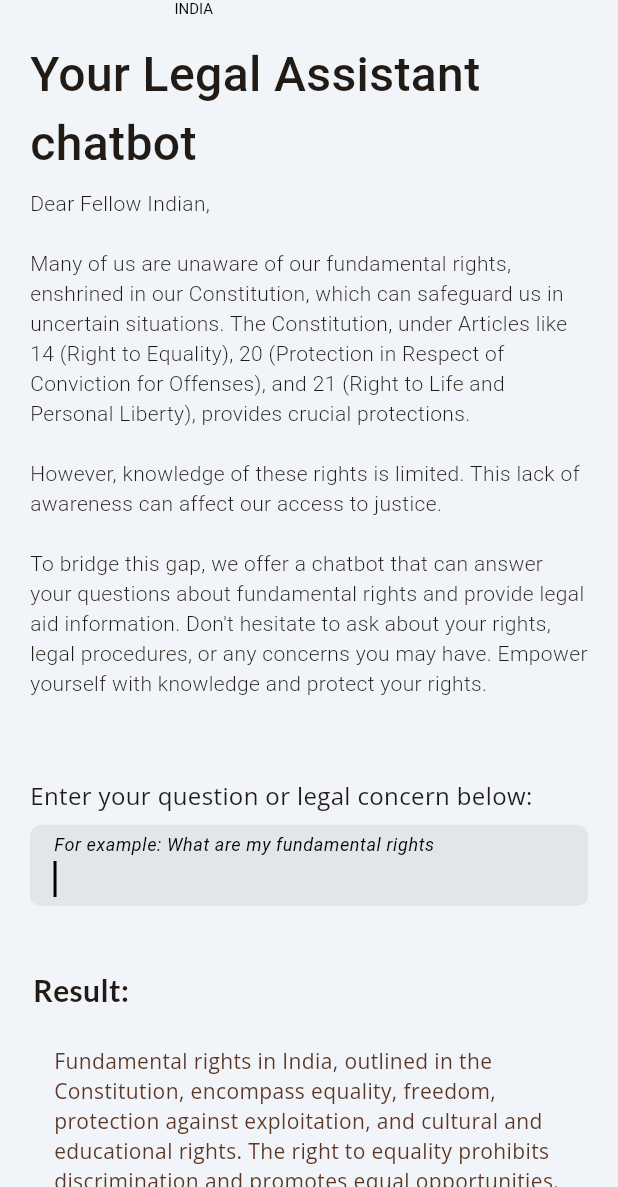
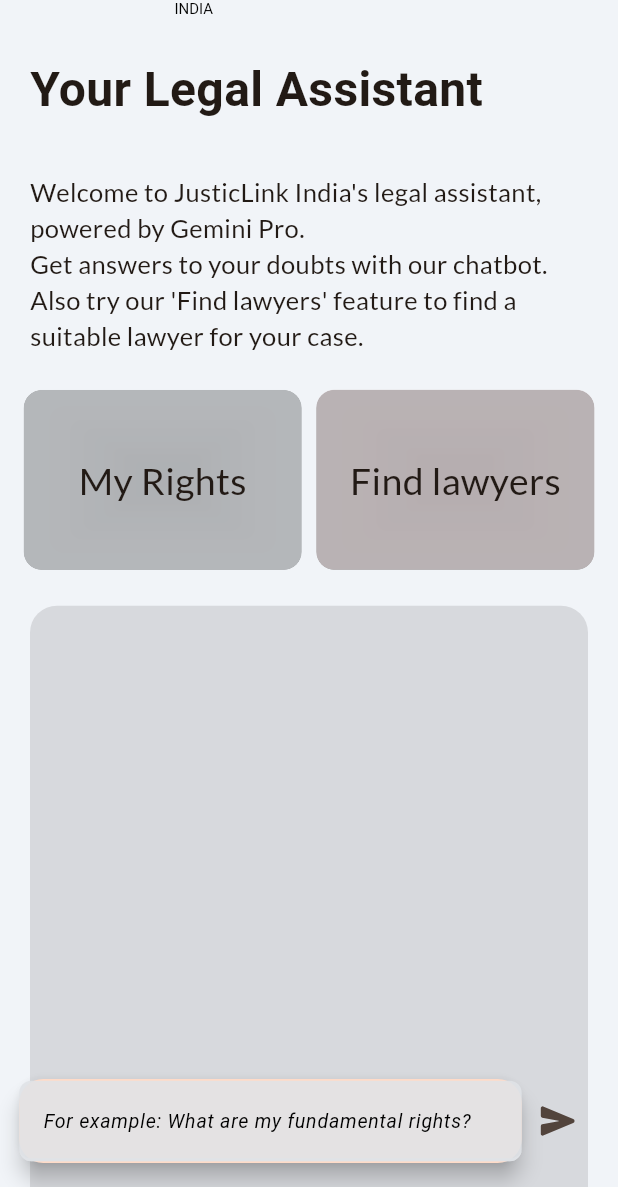
Before and after one commit to iammannat03/justicelink-india, a Flutter app: the LegalChatBotScreen screen opened directly, on a phone screen of 412 x 824 dp, the part 49-1236 px from its top. Run offline on Flutter 3.47's test engine with Material 3 defaults, Android fonts, the light colour scheme and no system bars; our stand-ins replace file_picker, google_fonts, ionicons; Roboto replaces fonts that are missing (Callibri, Italiana, Julius Sans One).

Commit message:
finalized chatbot page and functionality

```diff
--- a/Frontend/jli_frontend/lib/models/chatbot_message.dart
+++ b/Frontend/jli_frontend/lib/models/chatbot_message.dart
@@ -0,0 +1,8 @@
+class ChatBotMessage{
+  const ChatBotMessage({required this.message, required this.user});
+
+  final String message;
+  final String user;
+
+
+}
--- a/Frontend/jli_frontend/lib/ui/screens/home/prisoners/find_lawyers_screen.dart
+++ b/Frontend/jli_frontend/lib/ui/screens/home/prisoners/find_lawyers_screen.dart
@@ -78,7 +78,9 @@
 
   @override
   Widget build(BuildContext context) {
-    return ListView.builder(
+    return Scaffold(
+      backgroundColor: Colors.white,
+      body: ListView.builder(
         itemBuilder: (BuildContext context, int index) {
           return Builder(
             builder: (context) {
@@ -95,6 +97,7 @@
           );
         },
         itemCount: _lawyers.length,
+      ),
     );
   }
 }
--- a/Frontend/jli_frontend/lib/ui/screens/home/prisoners/legal_chat_bot_screen.dart
+++ b/Frontend/jli_frontend/lib/ui/screens/home/prisoners/legal_chat_bot_screen.dart
@@ -1,8 +1,77 @@
+import 'package:flutter/cupertino.dart';
 import 'package:flutter/material.dart';
+import 'package:flutter/widgets.dart';
 import 'package:google_fonts/google_fonts.dart';
+import 'package:ionicons/ionicons.dart';
+import 'package:jli_frontend/api/gemini_api.dart';
+import 'package:jli_frontend/ui/screens/home/prisoners/find_lawyers_screen.dart';
+import 'package:jli_frontend/ui/widgets/chat_bot_message_card.dart';
+import 'dart:async';
+import '../../../../models/chatbot_message.dart';
 
-class LegalChatBotScreen extends StatelessWidget {
+class LegalChatBotScreen extends StatefulWidget {
   const LegalChatBotScreen({Key? key}) : super(key: key);
+
+  @override
+  State<LegalChatBotScreen> createState() => _LegalChatBotScreenState();
+}
+
+class _LegalChatBotScreenState extends State<LegalChatBotScreen> {
+
+  TextEditingController _chatController = TextEditingController();
+
+  List<ChatBotMessage> _chatMessages = [];
+  String result = '';
+
+  void askGemini () async {
+    result = await GeminiApi.getGeminiData(_chatController.text);
+    Timer(const Duration(milliseconds: 1500), () {});
+    setState(() {
+      _chatMessages.add(ChatBotMessage(message: result, user: 'chatbot'));
+    });
+  }
+
+  void sendQuery () {
+    setState(() {
+      _chatMessages.add(ChatBotMessage(message: _chatController.text, user: 'prisoner'));
+    });
+    askGemini();
+    _chatController.clear();
+
+  }
+
+  void findLawyers(){
+    // gemini works here
+    Timer(const Duration(seconds: 0), () {
+      setState(() {
+
+        _chatMessages.add(const ChatBotMessage(message: 'Find me a lawyer', user: 'prisoner'));
+      });
+    });
+
+    Timer(const Duration(seconds: 2), () {
+      setState(() {
+        _chatMessages.add(const ChatBotMessage(message: 'Analyzing profile', user: 'chatbot'));
+      });
+    });
+
+    Timer(const Duration(seconds: 4), () {
+      setState(() {
+        _chatMessages.add(const ChatBotMessage(message: 'Analyzing charge_sheet.pdf', user: 'chatbot'));
+      });
+    });
+
+    Timer(const Duration(seconds: 5), () {
+      setState(() {
+
+        _chatMessages.add(const ChatBotMessage(message: 'Finding suitable lawyers', user: 'chatbot'));
+      });
+    });
+    Timer(const Duration(seconds: 6), () {
+      Navigator.of(context).push(MaterialPageRoute(builder: (_)=>const FindLawyersScreen()));
+    });
+
+  }
 
   @override
   Widget build(BuildContext context) {
@@ -38,80 +107,27 @@
         ),
       ),
       backgroundColor: const Color.fromARGB(255, 241, 244, 248),
-      body: SafeArea(
-        top: true,
-        child: ListView(
-          padding: EdgeInsets.zero,
-          scrollDirection: Axis.vertical,
+      floatingActionButton: Container(
+        width: MediaQuery.sizeOf(context).width*0.93,
+        child: Row(
+
           children: [
-            Container(
-              width: 100,
-              height: 99,
-              decoration: const BoxDecoration(
-                color: Color.fromARGB(255, 241, 244, 248),
-              ),
-              child: const Padding(
-                padding: EdgeInsetsDirectional.fromSTEB(20, 10, 20, 0),
-                child: Text(
-                  'Your Legal Assistant chatbot',
-                  style: TextStyle(
-                    fontFamily: 'Julius Sans One',
-                    fontSize: 32,
-                    fontWeight: FontWeight.w500,
-                  ),
-                ),
-              ),
-            ),
-            Padding(
-              padding: const EdgeInsetsDirectional.fromSTEB(10, 0, 10, 10),
-              child: Container(
-                width: 100,
-                height: 383,
-                decoration: const BoxDecoration(
-                  color: Color.fromARGB(255, 241, 244, 248),
-                ),
-                child: const Padding(
-                  padding: EdgeInsetsDirectional.fromSTEB(10, 10, 10, 10),
-                  child: Text(
-                    'Dear Fellow Indian,\n\nMany of us are unaware of our fundamental rights, enshrined in our Constitution, which can safeguard us in uncertain situations. The Constitution, under Articles like 14 (Right to Equality), 20 (Protection in Respect of Conviction for Offenses), and 21 (Right to Life and Personal Liberty), provides crucial protections.\n\nHowever, knowledge of these rights is limited. This lack of awareness can affect our access to justice. \n\nTo bridge this gap, we offer a chatbot that can answer your questions about fundamental rights and provide legal aid information. Don\'t hesitate to ask about your rights, legal procedures, or any concerns you may have. Empower yourself with knowledge and protect your rights.\n\nExplore the chatbot below for assistance. Your rights matter!\n',
-                    style: TextStyle(
-                      fontFamily: 'Callibri',
-                      fontWeight: FontWeight.w300
-                    )
-                  ),
-                ),
-              ),
-            ),
-            Container(
-              width: 100,
-              height: 41,
-              decoration: const BoxDecoration(
-                color: Color.fromARGB(255, 241, 244, 248),
-              ),
-              child: const Padding(
-                padding: EdgeInsetsDirectional.fromSTEB(20, 10, 20, 0),
-                child: Text(
-                  'Enter your question or legal concern below:',
-                  style: TextStyle(
-                    fontFamily: 'Open Sans',
-                    fontSize: 16,
-                    fontWeight: FontWeight.w400,
-                  ),
-                ),
-              ),
-            ),
-            Padding(
-              padding: const EdgeInsetsDirectional.fromSTEB(20, 0, 20, 30),
+            SizedBox(
+              width: MediaQuery.sizeOf(context).width*0.813,
+              child: FloatingActionButton(onPressed: () {
+
+              },
                 child: TextFormField(
+                  controller: _chatController,
                   cursorColor: Colors.black,
-                autofocus: true,
+                  // autofocus: true,
                   obscureText: false,
                   decoration: InputDecoration(
-                  labelText: 'For example: What are my fundamental rights',
+                    labelText: 'For example: What are my fundamental rights?',
                     labelStyle: const TextStyle(
-                    fontFamily: 'Readex Pro',
+                        fontSize: 13,
                         fontStyle: FontStyle.italic,
-                    color: Colors.black
+                        color: Colors.black,
                     ),
                     hintStyle: const TextStyle(
                       fontFamily: 'Readex Pro',
@@ -154,67 +170,114 @@
                     fontStyle: FontStyle.italic,
                   ),
                 ),
+
+
               ),
+            ),
+            IconButton(onPressed: sendQuery, icon: const Icon(Ionicons.send))
+          ],
+        ),
+      ),
+      body: SafeArea(
+        top: true,
+        child: ListView(
+          padding: EdgeInsets.zero,
+          scrollDirection: Axis.vertical,
+          children: [
             Container(
               width: 100,
-              height: 608,
+              height: 99,
               decoration: const BoxDecoration(
                 color: Color.fromARGB(255, 241, 244, 248),
               ),
-              child: ListView(
-                physics: const NeverScrollableScrollPhysics(),
-                padding: EdgeInsets.zero,
-                scrollDirection: Axis.vertical,
-                children: [
-                  Padding(
-                    padding: const EdgeInsets.all(2.0),
-                    child: Container(
-                      width: MediaQuery.of(context).size.width,
-                      height: 37,
-                      decoration: const BoxDecoration(
-                        color: Color.fromARGB(255, 241, 244, 248),
-                      ),
-                      child: Align(
-                        alignment: const AlignmentDirectional(-1.00, 1.00),
               child: Padding(
-                          padding: const EdgeInsetsDirectional.fromSTEB(20, 0, 0, 0),
+                padding: const EdgeInsetsDirectional.fromSTEB(20, 20, 20, 0),
                 child: Text(
-                            'Result:',
-                            style: GoogleFonts.lato(
-                              fontSize: 20,
+                  'Your Legal Assistant',
+                  style: GoogleFonts.juliusSansOne(
+                    fontSize: 32,
                     fontWeight: FontWeight.bold,
                   ),
                 ),
               ),
             ),
+            Padding(
+              padding: const EdgeInsets.fromLTRB(20, 0, 20, 20),
+              child: Text("Welcome to JusticLink India's legal assistant, powered by Gemini Pro.\nGet answers to your doubts with our chatbot. Also try our 'Find lawyers' feature to find a suitable lawyer for your case.",
+              style: GoogleFonts.lato(fontSize: 17,),),
+            ),
+            Padding(
+              padding: const EdgeInsets.symmetric(horizontal: 10.0),
+              child: Row(
+                mainAxisAlignment: MainAxisAlignment.spaceEvenly,
+                children: [
+                  GestureDetector(
+                    child: Card(
+                      elevation: 0.1,
+                      color: Colors.grey.withAlpha(10),
+                      child: SizedBox(
+                        height: 120,
+                        width: MediaQuery.sizeOf(context).width*0.45,
+                        child: Column(
+                          mainAxisAlignment: MainAxisAlignment.center,
+                          children: [
+                            Text('My Rights',style: GoogleFonts.lato(fontSize: 25))
+                          ],
+                        ),
+                      ),
+                    ),
+                    onTap: (){
+                      _chatController.text = 'What are my basic rights?';
+                      sendQuery();
+
+                    },
+                  ),
+                  GestureDetector(
+                    onTap: (){
+                      print('pressed');
+                      findLawyers();
+                    },
+                    child: Card(
+                      elevation: 0.1,
+                      // color: Color.fromARGB(200, 192, 169, 169),
+                      color: const Color.fromARGB(100, 192, 169, 169),
+                      child: SizedBox(
+                        height: 120,
+                        width: MediaQuery.sizeOf(context).width*0.45,
+                        child: Column(
+                          mainAxisAlignment: MainAxisAlignment.spaceAround,
+                          children: [
+                            Text('Find lawyers',style: GoogleFonts.lato(fontSize: 25),),
+                            // const Icon(Ionicons.arrow_forward)
+                          ],
+                        ),
+                      ),
+                    ),
+                  )
+                ],
               ),
             ),
             Padding(
-                    padding: const EdgeInsets.all(16.0),
+              padding: const EdgeInsets.symmetric(horizontal: 20,vertical: 20),
               child: Container(
-                      width: MediaQuery.of(context).size.width,
-                      height: 292,
-                      decoration: const BoxDecoration(
-                        color: Color.fromARGB(255, 241, 244, 248),
+                decoration: BoxDecoration(
+                  borderRadius: BorderRadius.circular(18),
+                  color: CupertinoColors.systemGrey2.color.withAlpha(100)
                 ),
-                      child: Align(
-                        alignment: const AlignmentDirectional(-1.00, -1.00),
+                height: 500,
+                width: MediaQuery.sizeOf(context).width*0.8,
                 child: Padding(
-                          padding: const EdgeInsetsDirectional.fromSTEB(20, 5, 20, 20),
-                          child: Text(
-                            "Fundamental rights in India, outlined in the Constitution, encompass equality, freedom, protection against exploitation, and cultural and educational rights. The right to equality prohibits discrimination and promotes equal opportunities. Freedom rights include speech, assembly, association, and the practice of any profession. Protections against exploitation involve preventing human trafficking, forced labor, and child labor. Cultural and educational rights safeguard minority interests and grant them the right to establish educational institutions. Constitutional remedies empower citizens to seek judicial intervention for the enforcement of their fundamental rights.",
-                            style: GoogleFonts.openSans(
-                              color: const Color(0xFF5C3625),
-                              fontWeight: FontWeight.w400,
+                  padding: const EdgeInsets.all(8.0),
+                  child: ListView.builder(
+                    itemBuilder: (BuildContext context, int index,) {
+                      return ChatBotMessageCard(message: _chatMessages[index]);
+                    },
+                    itemCount: _chatMessages.length,
                   ),
                 ),
               ),
             ),
-                    ),
-                  ),
-                ],
-              ),
-            ),
+            const SizedBox(height: 30,)
           ],
         ),
       ),
--- a/Frontend/jli_frontend/lib/ui/widgets/chat_bot_message_card.dart
+++ b/Frontend/jli_frontend/lib/ui/widgets/chat_bot_message_card.dart
@@ -0,0 +1,34 @@
+import 'package:flutter/material.dart';
+import 'package:jli_frontend/models/chatbot_message.dart';
+
+class ChatBotMessageCard extends StatelessWidget {
+  const ChatBotMessageCard({Key? key, required this.message}) : super(key: key);
+
+  final ChatBotMessage message;
+
+  @override
+  Widget build(BuildContext context) {
+    return SizedBox(
+      width: MediaQuery.of(context).size.width * 0.9,
+      child: Row(
+        mainAxisAlignment: message.user == 'prisoner' ? MainAxisAlignment.end : MainAxisAlignment.start,
+        children: [
+          Flexible(
+            child: Card(
+              elevation: 0,
+              shape: RoundedRectangleBorder(borderRadius: BorderRadius.circular(9)),
+              color: message.user == 'prisoner' ? Color.fromARGB(100, 192, 169, 169) : Colors.grey.withAlpha(100),
+              child: Padding(
+                padding: const EdgeInsets.all(8.0),
+                child: Text(
+                  message.message,
+                  textAlign: TextAlign.start,
+                ),
+              ),
+            ),
+          ),
+        ],
+      ),
+    );
+  }
+}
--- a/Frontend/jli_frontend/pubspec.yaml
+++ b/Frontend/jli_frontend/pubspec.yaml
@@ -13,6 +13,7 @@
   flutter:
     sdk: flutter
   google_fonts: ^6.1.0
+  http: ^1.2.1
   ionicons: ^0.2.2
 
 dev_dependencies:
```
Also changed, not shown: Frontend/jli_frontend/pubspec.lock. Lines whose indentation alone changed are shown as unchanged.
